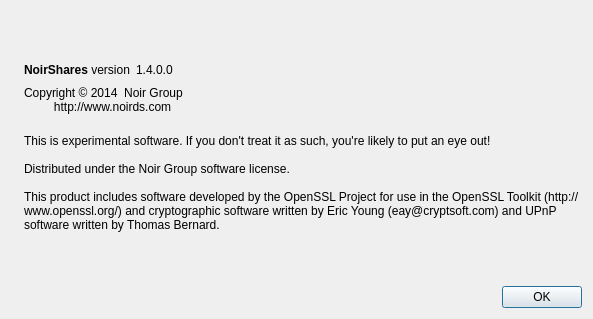
First picture: the form in src/qt/forms/aboutdialog.ui, repository NoirX/NRS, before the edit.
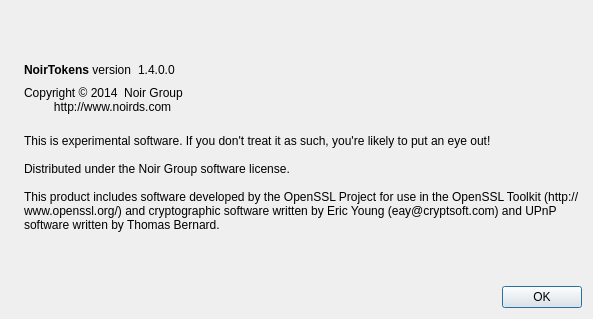
Second picture: the form after the edit. Icons and pictures are not drawn.

```diff
--- a/src/qt/forms/aboutdialog.ui
+++ b/src/qt/forms/aboutdialog.ui
@@ -50,7 +50,7 @@
           <cursorShape>IBeamCursor</cursorShape>
          </property>
          <property name="text">
-          <string>&lt;b&gt;NoirShares&lt;/b&gt; version</string>
+          <string>&lt;b&gt;NoirTokens&lt;/b&gt; version</string>
          </property>
          <property name="textInteractionFlags">
           <set>Qt::LinksAccessibleByMouse|Qt::TextSelectableByKeyboard|Qt::TextSelectableByMouse</set>
```
Left out of the diff: 6 changed lines with no effect on the pictures.
